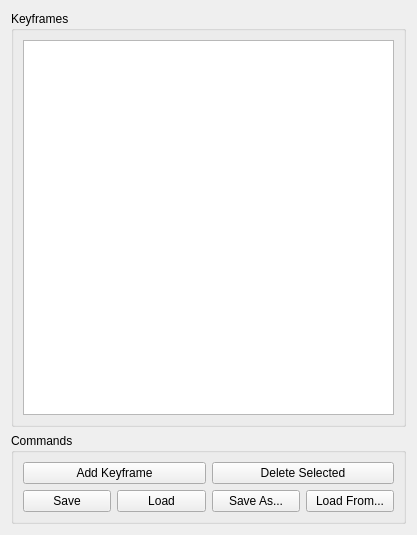
Qt form tools/UTNaoTool/KeyframeWidget.ui (LARG/robotics-2015) before a commit.
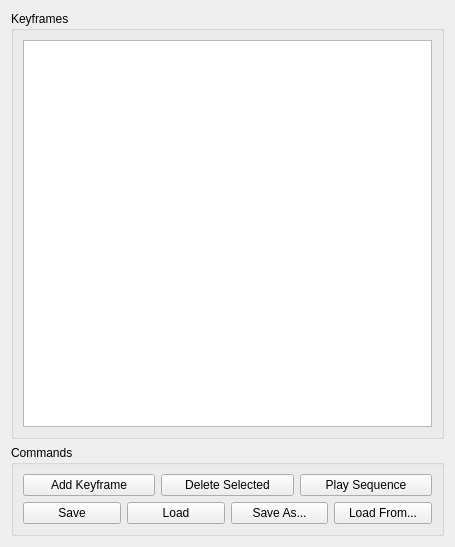
The same form after that commit.

Commit message: Enabled replaying keyframe sequences.

Diff of the .ui file:
```diff
--- a/tools/UTNaoTool/KeyframeWidget.ui
+++ b/tools/UTNaoTool/KeyframeWidget.ui
@@ -6,8 +6,8 @@
    <rect>
     <x>0</x>
     <y>0</y>
-    <width>417</width>
-    <height>535</height>
+    <width>455</width>
+    <height>547</height>
    </rect>
   </property>
   <property name="windowTitle">
@@ -36,10 +36,10 @@
       <string>Commands</string>
      </property>
      <layout class="QGridLayout" name="gridLayout_2">
-      <item row="0" column="6" colspan="2">
-       <widget class="QPushButton" name="btnDelete">
+      <item row="1" column="4">
+       <widget class="QPushButton" name="btnSave">
         <property name="text">
-         <string>Delete Selected</string>
+         <string>Save</string>
         </property>
        </widget>
       </item>
@@ -57,20 +57,6 @@
         </property>
        </widget>
       </item>
-      <item row="0" column="4" colspan="2">
-       <widget class="QPushButton" name="btnAdd">
-        <property name="text">
-         <string>Add Keyframe</string>
-        </property>
-       </widget>
-      </item>
-      <item row="1" column="4">
-       <widget class="QPushButton" name="btnSave">
-        <property name="text">
-         <string>Save</string>
-        </property>
-       </widget>
-      </item>
       <item row="1" column="6">
        <widget class="QPushButton" name="btnSaveAs">
         <property name="text">
@@ -78,6 +64,31 @@
         </property>
        </widget>
       </item>
+      <item row="0" column="4" colspan="4">
+       <layout class="QHBoxLayout" name="horizontalLayout">
+        <item>
+         <widget class="QPushButton" name="btnAdd">
+          <property name="text">
+           <string>Add Keyframe</string>
+          </property>
+         </widget>
+        </item>
+        <item>
+         <widget class="QPushButton" name="btnDelete">
+          <property name="text">
+           <string>Delete Selected</string>
+          </property>
+         </widget>
+        </item>
+        <item>
+         <widget class="QPushButton" name="btnPlay">
+          <property name="text">
+           <string>Play Sequence</string>
+          </property>
+         </widget>
+        </item>
+       </layout>
+      </item>
      </layout>
     </widget>
    </item>
```
The commit also changes 6 other files.
